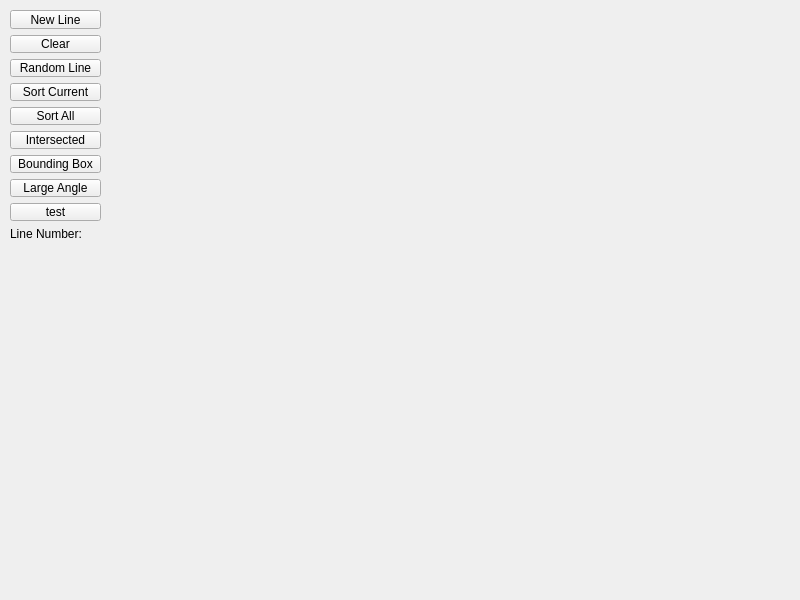
blackbird2003/LineSets, file widget.ui: the form before one commit.
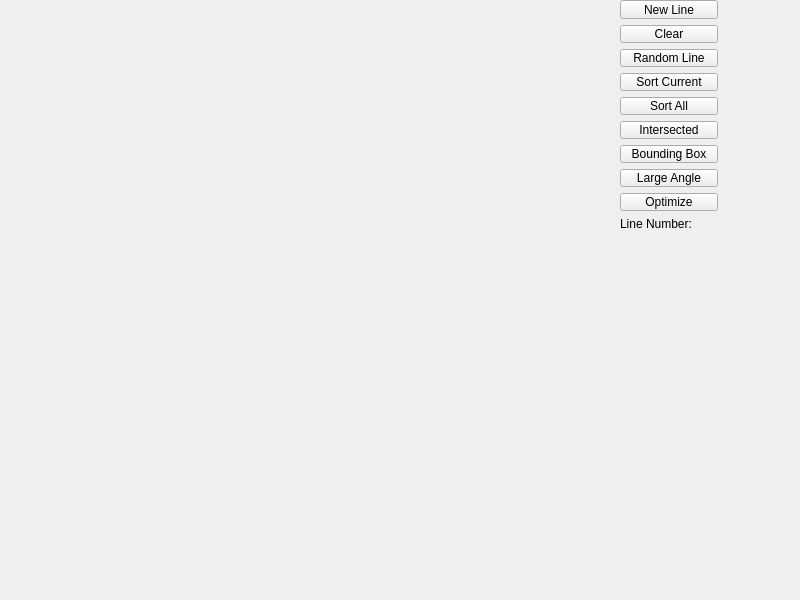
The form after the commit.

Diff of the .ui file:
```diff
--- a/widget.ui
+++ b/widget.ui
@@ -16,9 +16,9 @@
   <widget class="QWidget" name="layoutWidget">
    <property name="geometry">
     <rect>
-     <x>10</x>
-     <y>10</y>
-     <width>91</width>
+     <x>620</x>
+     <y>0</y>
+     <width>98</width>
      <height>231</height>
     </rect>
    </property>
@@ -82,7 +82,7 @@
     <item>
      <widget class="QPushButton" name="bthTest">
       <property name="text">
-       <string>test</string>
+       <string>Optimize</string>
       </property>
      </widget>
     </item>
```
Left out of the diff: 2 changed lines with no effect on the pictures.
